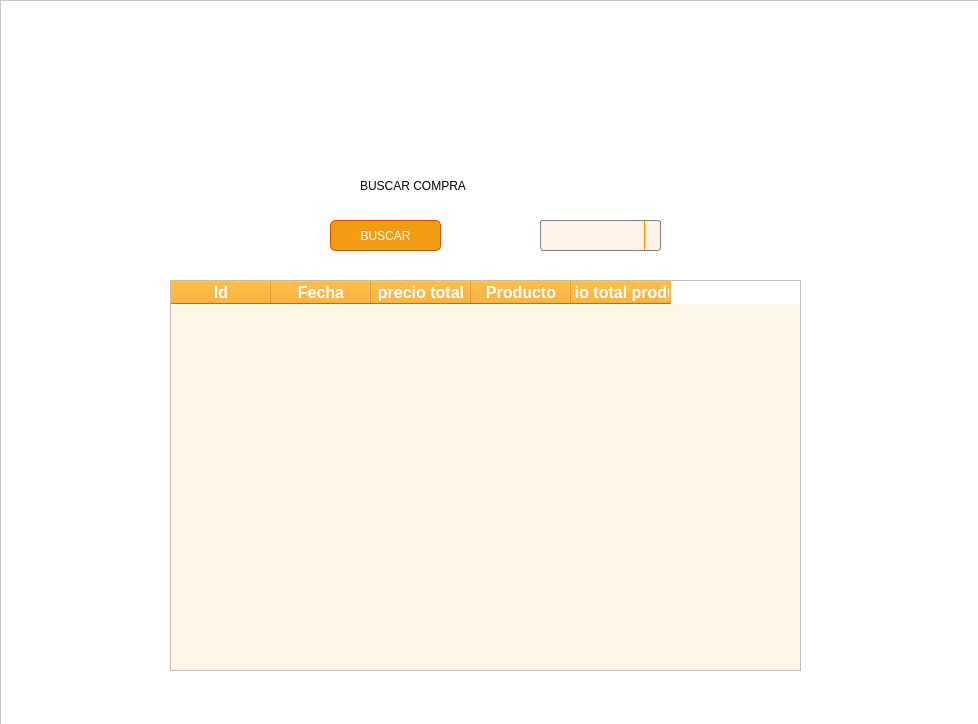
Jossue35/Final-P-B, file views/compra.ui: the form before one commit.
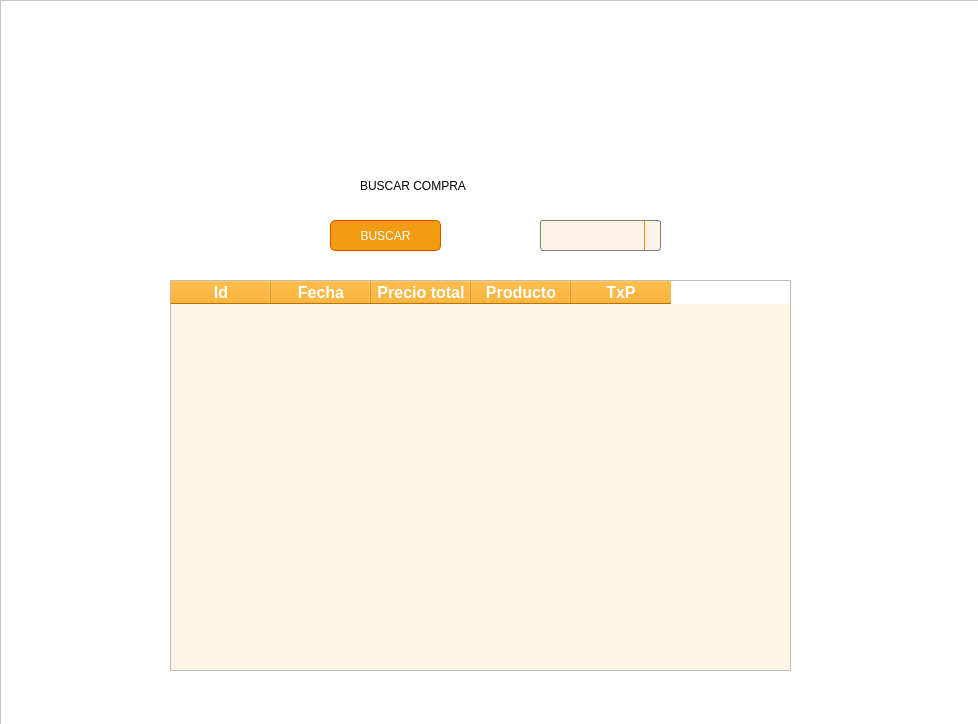
The form after the commit. Icons and pictures are not drawn.

What changed in the file:
```diff
--- a/views/compra.ui
+++ b/views/compra.ui
@@ -37,7 +37,7 @@
       <rect>
        <x>170</x>
        <y>280</y>
-       <width>631</width>
+       <width>621</width>
        <height>391</height>
       </rect>
      </property>
@@ -88,7 +88,7 @@
      </column>
      <column>
       <property name="text">
-       <string>precio total</string>
+       <string>Precio total</string>
       </property>
       <property name="font">
        <font>
@@ -113,7 +113,7 @@
      </column>
      <column>
       <property name="text">
-       <string>precio total producto</string>
+       <string>TxP</string>
       </property>
       <property name="font">
        <font>
```
